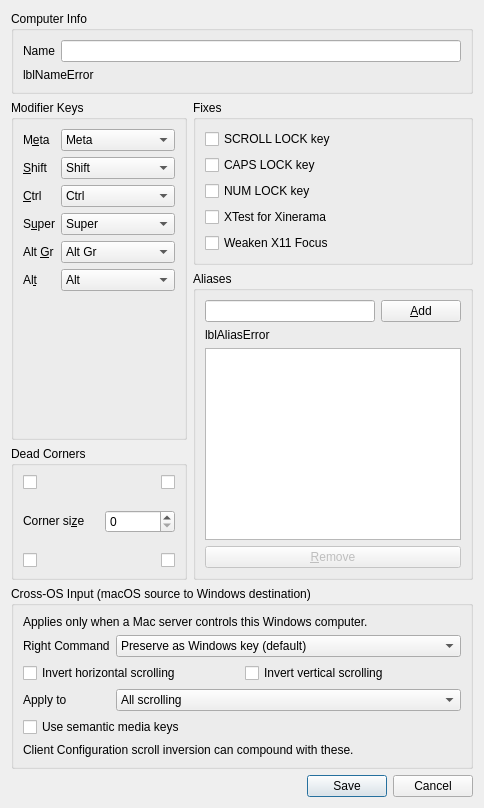
Before: the Qt Designer form src/lib/gui/dialogs/ComputerSettingsDialog.ui in subeom/deskflow, drawn with Qt 5.
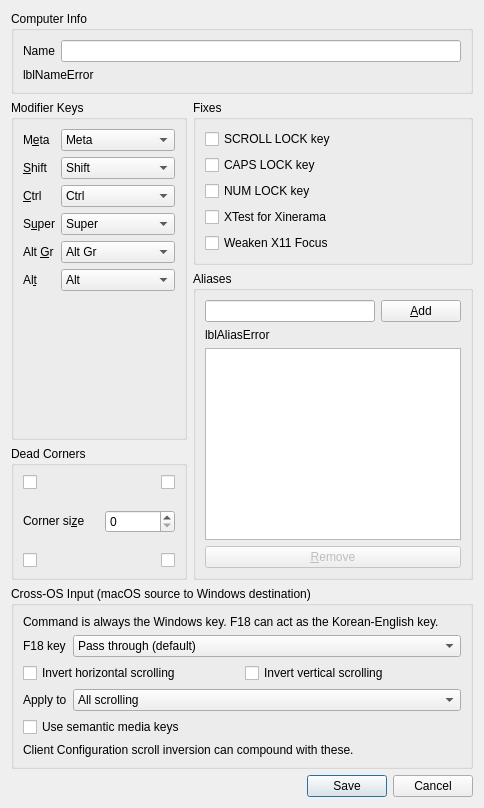
After: the same form once the commit is applied.

Commit message: Map F18 to the Korean-English key and keep Command as the Windows key

What changed in the file:
```diff
--- a/src/lib/gui/dialogs/ComputerSettingsDialog.ui
+++ b/src/lib/gui/dialogs/ComputerSettingsDialog.ui
@@ -738,7 +738,7 @@
       <item>
        <widget class="QLabel" name="lblCrossOSInputDescription">
         <property name="text">
-         <string>Applies only when a Mac server controls this Windows computer.</string>
+         <string>Command is always the Windows key. F18 can act as the Korean-English key.</string>
         </property>
        </widget>
       </item>
@@ -747,7 +747,7 @@
         <item row="0" column="0">
          <widget class="QLabel" name="lblRightCommand">
           <property name="text">
-           <string>Right Command</string>
+           <string>F18 key</string>
           </property>
           <property name="buddy">
            <cstring>comboRightCommand</cstring>
@@ -761,7 +761,7 @@
           </property>
           <item>
            <property name="text">
-            <string>Preserve as Windows key (default)</string>
+            <string>Pass through (default)</string>
            </property>
           </item>
           <item>
```
Left out of the diff: 10 changed lines with no effect on the pictures. The commit also changes 40 other files.
